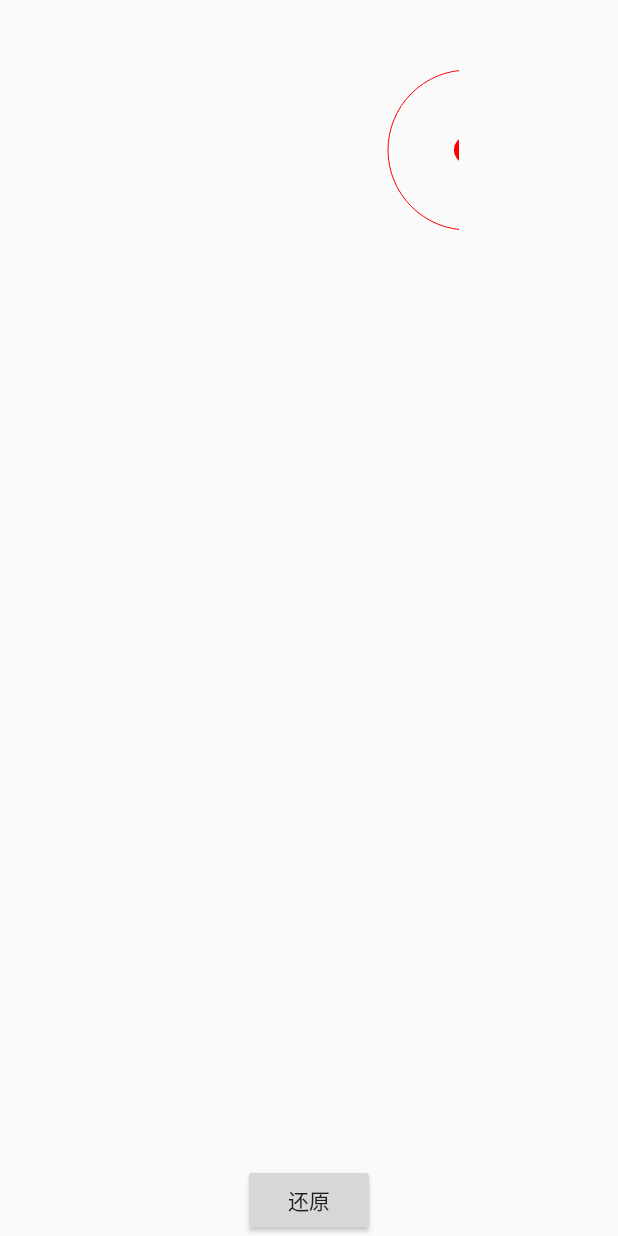
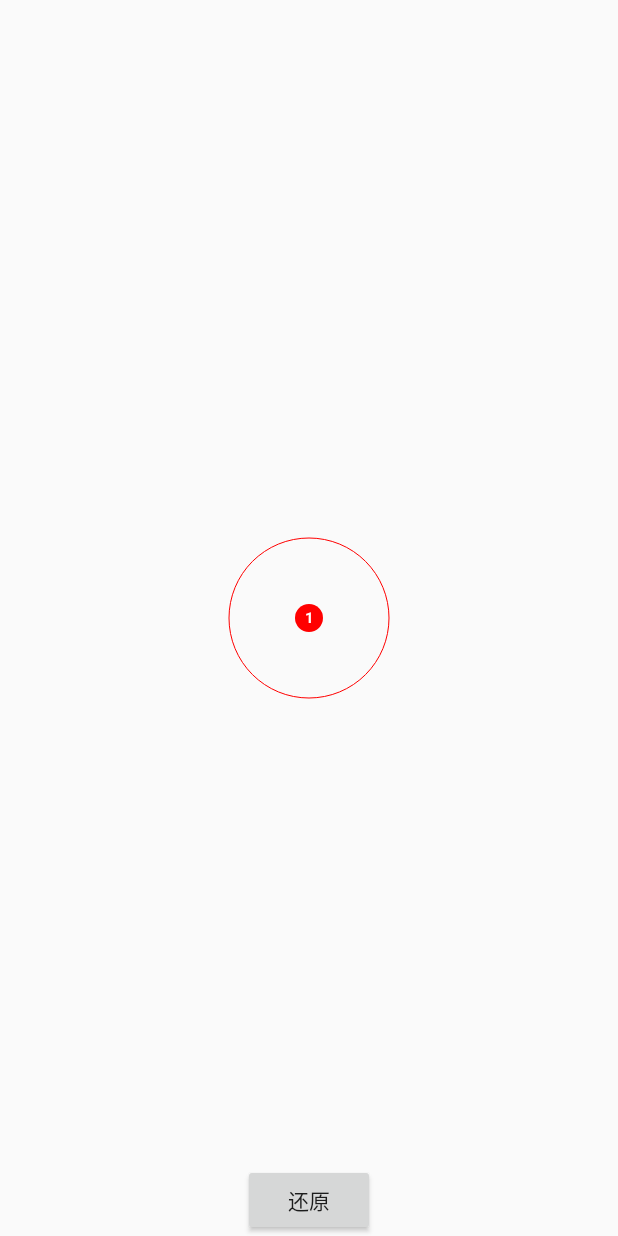
Before and after one commit to mercuryglory/QQ_Widget, an Android app: the StickyActivity screen opened directly, with no data from a screen before it, on a phone screen of 412 x 824 dp. Run offline under Robolectric (Android 15) with nearby library versions, the phone set to English and light mode, and no system bars.

Commit message:
fix:适配实际应用，测量控件的宽高

```diff
--- a/app/src/main/java/com/demo/widget/goolview/ui/StickyTestView.java
+++ b/app/src/main/java/com/demo/widget/goolview/ui/StickyTestView.java
@@ -78,12 +78,16 @@ public class StickyTestView extends View {
 
     @Override
     protected void onDraw(Canvas canvas) {
+
         //计算绘制图形所需的变量
         computePoints();
 
         //        canvas.save();
         //向上平移状态栏的高度
-        canvas.translate(0, -statusBarHeight);
+//        canvas.translate(0, -statusBarHeight);
+        int width = canvas.getWidth();
+        int height = canvas.getHeight();
+        Log.e("canvas", width + "-----" + height);
 
         //绘制内容
         drawContent(canvas);
@@ -180,6 +184,8 @@ public class StickyTestView extends View {
         float y;
         switch (event.getAction()) {
             case MotionEvent.ACTION_DOWN:
+                Log.e("down", event.getRawX() + "------" + event.getRawY());
+                Log.e("center", mStickCenter.x + "------" + mStickCenter.y);
                 //                isDisappear = false;
                 //                isOutOfRange = false;
                 //                x = event.getRawX();
@@ -190,8 +196,8 @@ public class StickyTestView extends View {
                 if (!drawEnabled) {
                     return true;
                 }
-                x = event.getRawX();
-                y = event.getRawY();
+                x = event.getX();
+                y = event.getY();
                 //更新拖拽圆圆心的坐标
                 updateDragCenter(x, y);
 
@@ -286,8 +292,9 @@ public class StickyTestView extends View {
         int b = top;
         int c = right;
         int d = bottom;
-        viewCenterX = (left + right) / 2;
-        viewCenterY = (top + bottom) / 2;
+        viewCenterX = (right-left) / 2;
+        viewCenterY = (bottom-top) / 2;
+        Log.e("layout", viewCenterX + "-----" + viewCenterY);
         mDragCenter  = new PointF(viewCenterX, viewCenterY);        //拖拽圆圆心初始值（随手势变化）
         mStickCenter = new PointF(viewCenterX, viewCenterY);       //固定圆圆心
 
--- a/app/src/main/res/layout/activity_sticky.xml
+++ b/app/src/main/res/layout/activity_sticky.xml
@@ -16,9 +16,9 @@
 
     <com.demo.widget.goolview.ui.StickyTestView
         android:id="@+id/sticky"
-        android:layout_centerHorizontal="true"
-        android:layout_width="200dp"
-        android:layout_height="200dp" />
+        android:layout_alignParentRight="true"
+        android:layout_width="match_parent"
+        android:layout_height="match_parent" />
 
     <Button
         android:layout_alignParentBottom="true"
```
